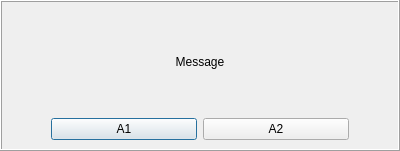
First picture: the form in Cafe5/c5message.ui, repository End1-1/Cafe5, before the edit.
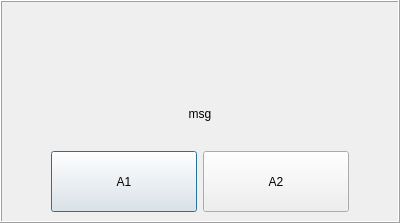
Second picture: the form after the edit. Icons and pictures are not drawn.

What changed in the file:
```diff
--- a/Cafe5/c5message.ui
+++ b/Cafe5/c5message.ui
@@ -7,7 +7,7 @@
     <x>0</x>
     <y>0</y>
     <width>400</width>
-    <height>151</height>
+    <height>223</height>
    </rect>
   </property>
   <property name="sizePolicy">
@@ -53,22 +53,91 @@
       <bool>true</bool>
      </property>
      <layout class="QVBoxLayout" name="verticalLayout">
+      <item>
+       <widget class="QWidget" name="widget" native="true">
+        <layout class="QHBoxLayout" name="horizontalLayout_2">
+         <item>
+          <spacer name="horizontalSpacer_3">
+           <property name="orientation">
+            <enum>Qt::Horizontal</enum>
+           </property>
+           <property name="sizeHint" stdset="0">
+            <size>
+             <width>147</width>
+             <height>20</height>
+            </size>
+           </property>
+          </spacer>
+         </item>
+         <item>
+          <widget class="QLabel" name="img">
+           <property name="sizePolicy">
+            <sizepolicy hsizetype="Fixed" vsizetype="Fixed">
+             <horstretch>0</horstretch>
+             <verstretch>0</verstretch>
+            </sizepolicy>
+           </property>
+           <property name="minimumSize">
+            <size>
+             <width>48</width>
+             <height>48</height>
+            </size>
+           </property>
+           <property name="maximumSize">
+            <size>
+             <width>48</width>
+             <height>48</height>
+            </size>
+           </property>
+           <property name="text">
+            <string/>
+           </property>
+           <property name="pixmap">
+            <pixmap resource="../resources/res.qrc">:/info.png</pixmap>
+           </property>
+           <property name="scaledContents">
+            <bool>true</bool>
+           </property>
+           <property name="alignment">
+            <set>Qt::AlignCenter</set>
+           </property>
+           <property name="wordWrap">
+            <bool>true</bool>
+           </property>
+          </widget>
+         </item>
+         <item>
+          <spacer name="horizontalSpacer_4">
+           <property name="orientation">
+            <enum>Qt::Horizontal</enum>
+           </property>
+           <property name="sizeHint" stdset="0">
+            <size>
+             <width>147</width>
+             <height>20</height>
+            </size>
+           </property>
+          </spacer>
+         </item>
+        </layout>
+       </widget>
+      </item>
       <item>
        <widget class="QLabel" name="label">
         <property name="sizePolicy">
          <sizepolicy hsizetype="Preferred" vsizetype="Preferred">
           <horstretch>0</horstretch>
-          <verstretch>1</verstretch>
+          <verstretch>0</verstretch>
          </sizepolicy>
         </property>
         <property name="minimumSize">
          <size>
           <width>0</width>
-          <height>100</height>
+          <height>0</height>
          </size>
         </property>
         <property name="text">
-         <string>Message</string>
+         <string>msg</string>
         </property>
         <property name="alignment">
          <set>Qt::AlignCenter</set>
```
Left out of the diff: 4 changed lines with no effect on the pictures.
